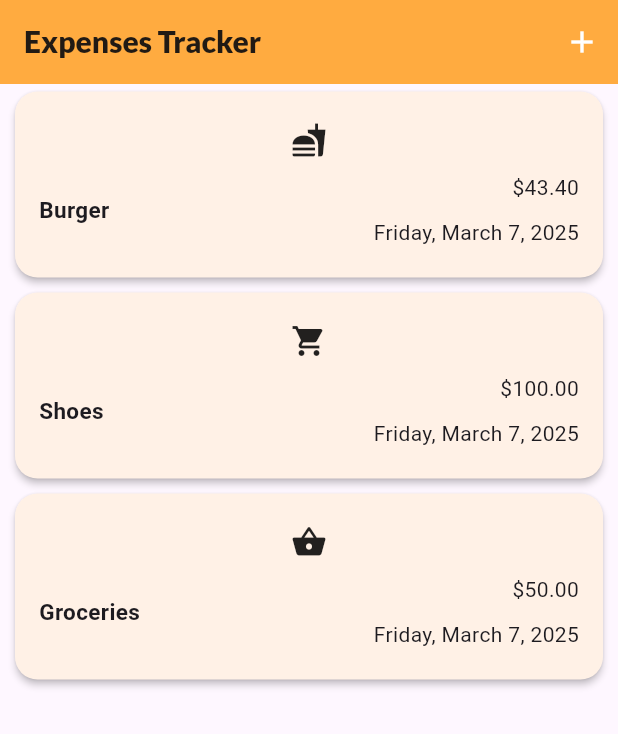
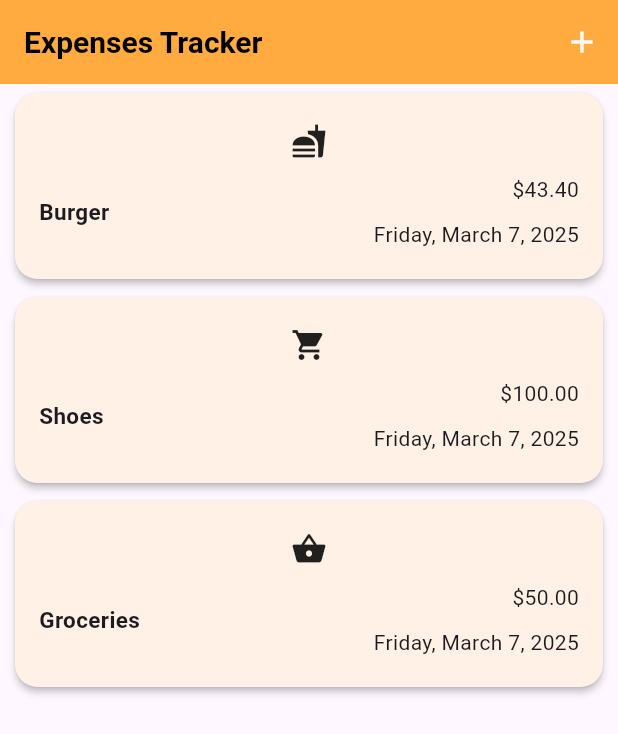
Before and after one commit to NavidZamanKhan/Expense-Tracker-App, a Flutter app: the screen it shows after launch, on a phone screen of 412 x 824 dp. Shown: the top 734 px of the screen. Run offline on Flutter 3.47's test engine with Material 3 defaults, Android fonts, the phone set to English and light mode, and no system bars; our stand-ins replace google_fonts.

```diff
--- a/lib/widget/expenses.dart
+++ b/lib/widget/expenses.dart
@@ -3,7 +3,6 @@ import 'package:expense_tracker/theme/theme_color.dart';
 import 'package:expense_tracker/widget/expenses_list/expenses_list.dart';
 import 'package:expense_tracker/widget/new_expense.dart';
 import 'package:flutter/material.dart';
-import 'package:google_fonts/google_fonts.dart';
 
 class Expenses extends StatefulWidget {
   const Expenses({super.key});
@@ -93,12 +92,7 @@ class _ExpensesState extends State<Expenses> {
       appBar: AppBar(
         title: Text(
           "Expenses Tracker",
-          style: GoogleFonts.lato(
-            textStyle: const TextStyle(
-              fontSize: 20,
-              fontWeight: FontWeight.w900,
-            ),
-          ),
+          style: Theme.of(context).textTheme.titleLarge,
         ),
         backgroundColor: appColor,
         actions: [
--- a/lib/widget/expenses_list/expenses_list.dart
+++ b/lib/widget/expenses_list/expenses_list.dart
@@ -21,10 +21,14 @@ class ExpensesList extends StatelessWidget {
             key: ValueKey(ExpensesItem(expenses[index])),
             onDismissed: (direction) => onRemoveExpense(expenses[index]),
             background: Container(
+              // color: Theme.of(context).colorScheme.error,
               color: Colors.redAccent,
               alignment: Alignment.centerRight,
               padding: const EdgeInsets.only(right: 20),
-              margin: const EdgeInsets.symmetric(vertical: 4, horizontal: 15),
+              margin: EdgeInsets.symmetric(
+                vertical: 4,
+                horizontal: Theme.of(context).cardTheme.margin!.horizontal,
+              ),
               child: Row(
                 children: [
                   SizedBox(width: 20),
```
Also changed, not shown: lib/main.dart (+73 -5 lines).
